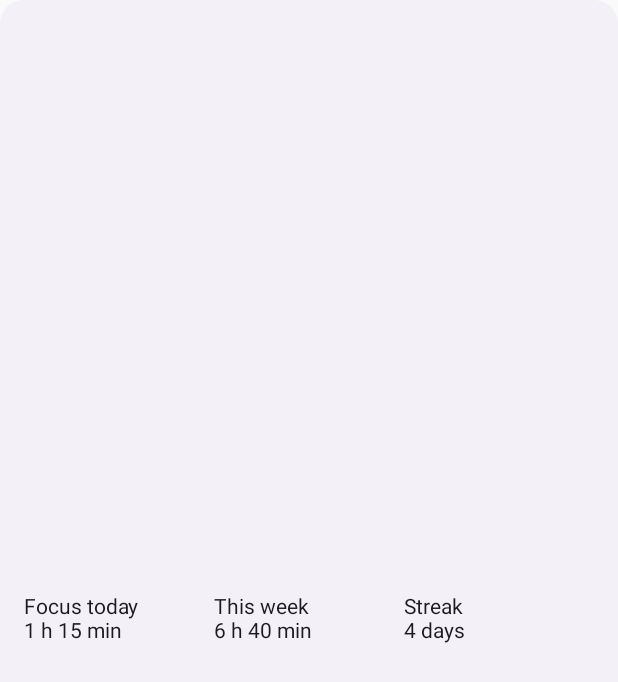
After one commit to Fbada006/Focal, an Android app built with Jetpack Compose: the layout stats_widget_preview.xml on its own in the app's theme, with its tools: preview values and no code run, on a phone screen of 412 x 824 dp. The commit adds this screen. Shown: the top 682 px of the screen. Run offline under Robolectric (Android 15) with nearby library versions, the phone set to English and light mode, and no system bars.

Commit message:
Android home-screen stats widget (Jetpack Glance) (#74)
* Share Stats wording and let an Intent open Focal on Stats

StatsCopy holds the Stats screen's focus-time and Streak wording so the
home-screen widget can use it too. App takes an optional EntryScreen,
which MainActivity reads from an Intent extra (onCreate and onNewIntent)
and opens on top of Home.

* Android home-screen stats widget (story 75)

A Jetpack Glance widget showing focus today, focus this week and the
current Streak, computed with StatsCalculator and worded with StatsCopy.
Tapping it opens Focal on Stats. It is redrawn when Focus Sessions change
(debounced observer in FocalApplication) and every 30 minutes.

Glance 1.2.0; WorkManager pinned to 2.12.0 over Glance's 2.7.1.

* Address Copilot review on the stats widget

- Widget receiver is no longer exported; the system and Glance still reach it.
- A pending Stats request survives activity recreation (saved state).
- The entry is gated on Home being on the back stack, so a widget tap works
  after onboarding finished in the same activity.
- Stats opens on top of Home (popUpTo Home), so Back returns to Home.
- Minimum widget height is 56dp so both text lines fit.

```diff
--- a/androidApp/build.gradle.kts
+++ b/androidApp/build.gradle.kts
@@ -20,6 +20,9 @@ dependencies {
     implementation(libs.compose.material3)
     implementation(libs.compose.ui)
     implementation(libs.androidx.lifecycle.runtimeCompose)
+    implementation(libs.glance.appwidget)
+    // Glance 1.2.0 pulls WorkManager 2.7.1 (2021), which predates targetSdk 34+; use a current one.
+    implementation(libs.work.runtime)
 
     implementation(libs.compose.uiToolingPreview)
     debugImplementation(libs.compose.uiTooling)
--- a/androidApp/src/main/kotlin/io/disruption/focal/FocalApplication.kt
+++ b/androidApp/src/main/kotlin/io/disruption/focal/FocalApplication.kt
@@ -5,10 +5,12 @@ import io.disruption.focal.blocking.AndroidBlockingEngine
 import io.disruption.focal.blocking.BrokenSessionNotifier
 import io.disruption.focal.blocking.ScheduleAlarms
 import io.disruption.focal.core.permissions.PermissionGateway
+import io.disruption.focal.core.repository.FocusSessionRepository
 import io.disruption.focal.core.schedule.ScheduleService
 import io.disruption.focal.core.session.FocusSessionService
 import io.disruption.focal.ui.di.androidUiModule
 import io.disruption.focal.ui.permissions.AndroidPermissionGateway
+import io.disruption.focal.widget.StatsWidgetUpdates
 import kotlinx.coroutines.CoroutineScope
 import kotlinx.coroutines.Dispatchers
 import kotlinx.coroutines.Job
@@ -44,6 +46,7 @@ class FocalApplication : Application() {
         }.koin
         restoreSessions()
         keepScheduleAlarmArmed()
+        StatsWidgetUpdates.follow(this, koin.get<FocusSessionRepository>(), scope)
     }
 
     /**
--- /dev/null
+++ b/androidApp/src/main/res/drawable/stats_widget_preview_background.xml
@@ -0,0 +1,5 @@
+<?xml version="1.0" encoding="utf-8"?>
+<shape xmlns:android="http://schemas.android.com/apk/res/android" android:shape="rectangle">
+    <solid android:color="#F3F0F7" />
+    <corners android:radius="16dp" />
+</shape>
--- /dev/null
+++ b/androidApp/src/main/res/layout/stats_widget_preview.xml
@@ -0,0 +1,35 @@
+<?xml version="1.0" encoding="utf-8"?>
+<!-- Widget picker preview (API 31+) of the stats widget's 3x1 layout, with sample numbers. -->
+<LinearLayout xmlns:android="http://schemas.android.com/apk/res/android"
+    android:layout_width="match_parent"
+    android:layout_height="match_parent"
+    android:background="@drawable/stats_widget_preview_background"
+    android:gravity="center_vertical"
+    android:orientation="horizontal"
+    android:paddingHorizontal="16dp"
+    android:paddingVertical="8dp">
+
+    <TextView
+        android:layout_width="0dp"
+        android:layout_height="wrap_content"
+        android:layout_weight="1"
+        android:text="@string/stats_widget_preview_today"
+        android:textColor="#1B1B1F"
+        android:textSize="14sp" />
+
+    <TextView
+        android:layout_width="0dp"
+        android:layout_height="wrap_content"
+        android:layout_weight="1"
+        android:text="@string/stats_widget_preview_week"
+        android:textColor="#1B1B1F"
+        android:textSize="14sp" />
+
+    <TextView
+        android:layout_width="0dp"
+        android:layout_height="wrap_content"
+        android:layout_weight="1"
+        android:text="@string/stats_widget_preview_streak"
+        android:textColor="#1B1B1F"
+        android:textSize="14sp" />
+</LinearLayout>
--- a/androidApp/src/main/res/values/strings.xml
+++ b/androidApp/src/main/res/values/strings.xml
@@ -2,4 +2,9 @@
     <string name="app_name">Focal</string>
     <string name="accessibility_service_label">Focal app blocking</string>
     <string name="accessibility_service_description">Focal uses this to notice which app is in the foreground and show the Shield over apps and websites blocked by a running Focus Session. In supported browsers it reads only the address bar, to see which website is open. Nothing leaves your device.</string>
+    <string name="stats_widget_label">Focal stats</string>
+    <string name="stats_widget_description">Your focus time today and this week, and your current Streak.</string>
+    <string name="stats_widget_preview_today">Focus today\n1 h 15 min</string>
+    <string name="stats_widget_preview_week">This week\n6 h 40 min</string>
+    <string name="stats_widget_preview_streak">Streak\n4 days</string>
 </resources>
--- a/gradle/libs.versions.toml
+++ b/gradle/libs.versions.toml
@@ -12,6 +12,7 @@ androidx-testExt = "1.3.0"
 androidx-testRunner = "1.7.0"
 composeMultiplatform = "1.12.2"
 datastore = "1.1.7"
+glance = "1.2.0"
 junit = "4.13.2"
 koin = "4.2.2"
 ksp = "2.3.14"
@@ -23,6 +24,7 @@ material3 = "1.12.0-alpha03"
 navigation = "2.10.0"
 room = "2.8.4"
 sqlite = "2.6.2"
+work = "2.12.0"
 
 [libraries]
 kotlin-test = { module = "org.jetbrains.kotlin:kotlin-test", version.ref = "kotlin" }
@@ -56,6 +58,8 @@ compose-foundation = { module = "org.jetbrains.compose.foundation:foundation", v
 compose-material3 = { module = "org.jetbrains.compose.material3:material3", version.ref = "material3" }
 compose-ui = { module = "org.jetbrains.compose.ui:ui", version.ref = "composeMultiplatform" }
 compose-components-resources = { module = "org.jetbrains.compose.components:components-resources", version.ref = "composeMultiplatform" }
+glance-appwidget = { module = "androidx.glance:glance-appwidget", version.ref = "glance" }
+work-runtime = { module = "androidx.work:work-runtime", version.ref = "work" }
 compose-uiToolingPreview = { module = "org.jetbrains.compose.ui:ui-tooling-preview", version.ref = "composeMultiplatform" }
 
 [plugins]
```
Also changed, not shown: androidApp/src/main/AndroidManifest.xml (+13 -0 lines), androidApp/src/main/kotlin/io/disruption/focal/MainActivity.kt (+39 -1 lines), androidApp/src/main/kotlin/io/disruption/focal/widget/StatsWidget.kt (added, +135 -0 lines), androidApp/src/main/kotlin/io/disruption/focal/widget/StatsWidgetReceiver.kt (added, +9 -0 lines), androidApp/src/main/kotlin/io/disruption/focal/widget/StatsWidgetUpdates.kt (added, +28 -0 lines), androidApp/src/main/res/xml/stats_widget_info.xml (added, +15 -0 lines), shared/ui/src/commonMain/kotlin/io/disruption/focal/ui/App.kt (+31 -1 lines), shared/ui/src/commonMain/kotlin/io/disruption/focal/ui/stats/StatsCopy.kt (added, +16 -0 lines), shared/ui/src/commonMain/kotlin/io/disruption/focal/ui/stats/StatsViewModel.kt (+4 -10 lines), 2 other files.
